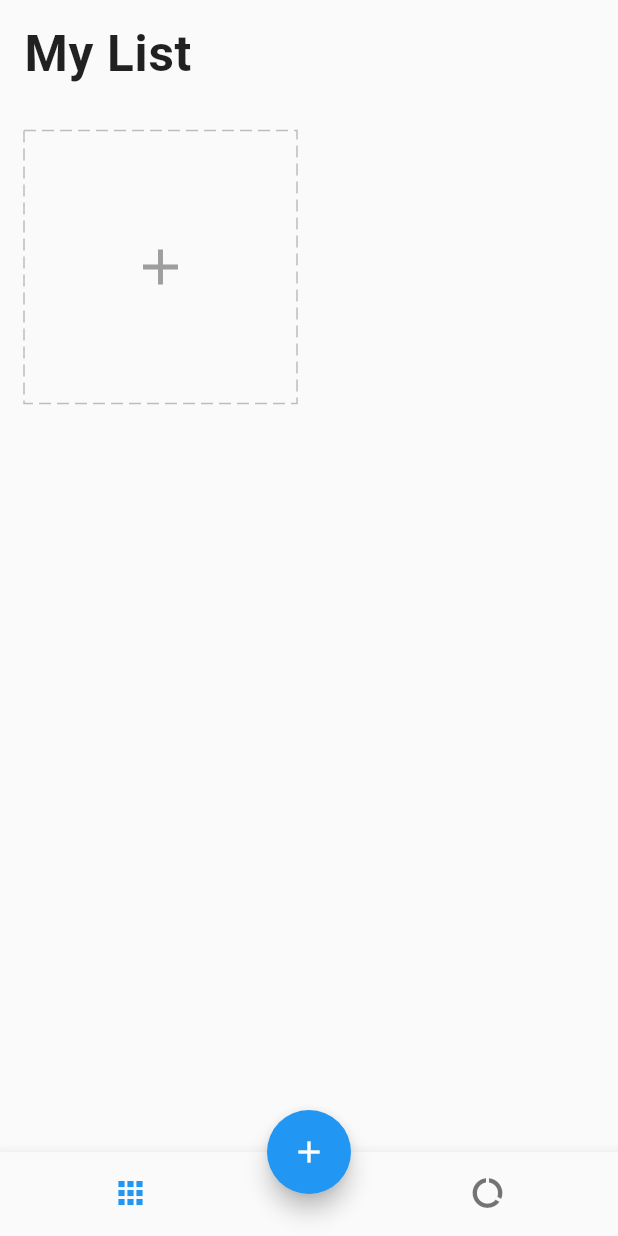
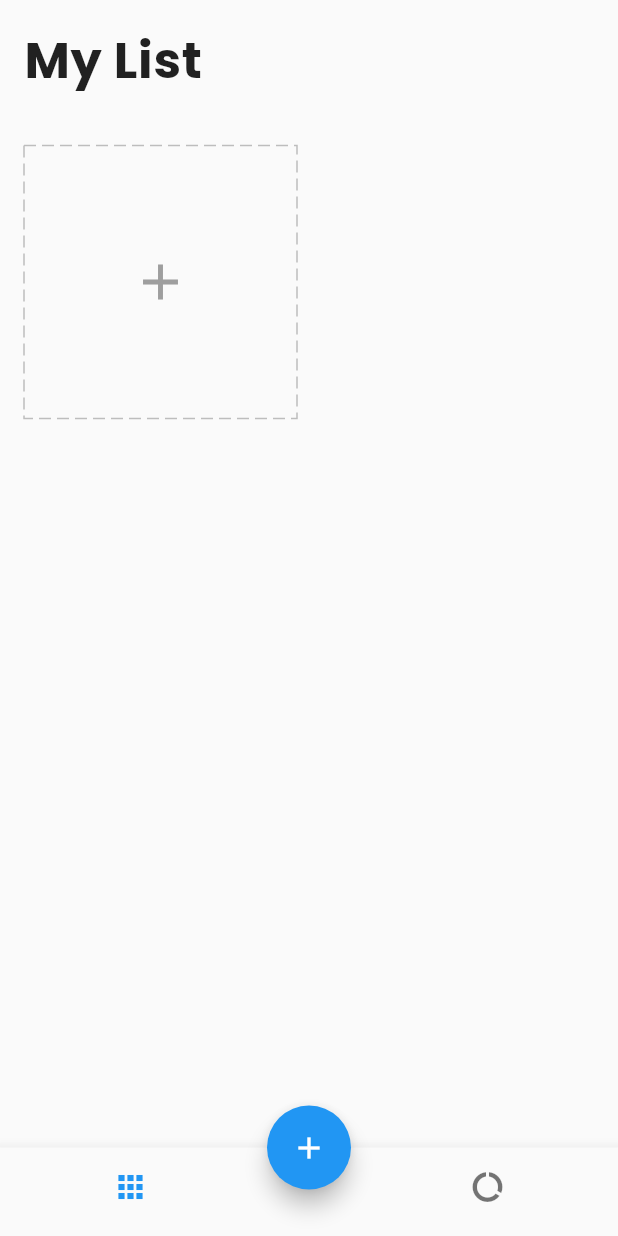
Before and after one commit to vietdhfpt/flutter_todo, a Flutter app: the screen it shows after launch, on a phone screen of 412 x 824 dp. Run offline on Flutter 3.47's test engine with Material 2 defaults, Android fonts, the phone set to English and light mode, and no system bars; drawn by our look-alikes of dotted_border; our stand-ins replace equatable, flutter_easyloading, get, get_storage, google_fonts, step_progress_indicator.

Commit message:
- [f] Update google_fonts

```diff
--- a/todo/lib/main.dart
+++ b/todo/lib/main.dart
@@ -2,6 +2,7 @@ import 'package:flutter/material.dart';
 import 'package:flutter_easyloading/flutter_easyloading.dart';
 import 'package:get/get.dart';
 import 'package:get_storage/get_storage.dart';
+import 'package:google_fonts/google_fonts.dart';
 
 import 'data/services/storage/services.dart';
 import 'modules/home/binding.dart';
@@ -23,6 +24,7 @@ class MyApp extends StatelessWidget {
       title: 'Todo List using GetX',
       theme: ThemeData(
         primarySwatch: Colors.blue,
+        textTheme: GoogleFonts.poppinsTextTheme(),
       ),
       home: const HomePage(),
       initialBinding: HomeBinding(),
--- a/todo/lib/modules/home/widgets/task_card.dart
+++ b/todo/lib/modules/home/widgets/task_card.dart
@@ -43,6 +43,7 @@ class TaskCard extends StatelessWidget {
           children: [
             _buildStepProgress(color),
             _buildIcon(color),
+            const SizedBox(height: kDefaultPadding),
             _buildTextInfo(),
           ],
         ),
@@ -86,7 +87,7 @@ class TaskCard extends StatelessWidget {
 
   Widget _buildTextInfo() {
     return Padding(
-      padding: EdgeInsets.all(6.0.wp),
+      padding: EdgeInsets.symmetric(horizontal: 5.0.wp),
       child: Column(
         crossAxisAlignment: CrossAxisAlignment.start,
         children: [
@@ -96,7 +97,6 @@ class TaskCard extends StatelessWidget {
             overflow: TextOverflow.ellipsis,
             maxLines: 2,
           ),
-          const SizedBox(height: kDefaultSpacing / 2),
           Text(
             '${task.todos?.length ?? 0} Task',
             style: normalStyle.copyWith(
--- a/todo/pubspec.yaml
+++ b/todo/pubspec.yaml
@@ -19,6 +19,7 @@ dependencies:
   step_progress_indicator: 1.0.2
   keyboard_dismisser: 2.0.0
   intl: 0.17.0
+  google_fonts: 2.2.0
 
 dev_dependencies:
   flutter_test:
```
